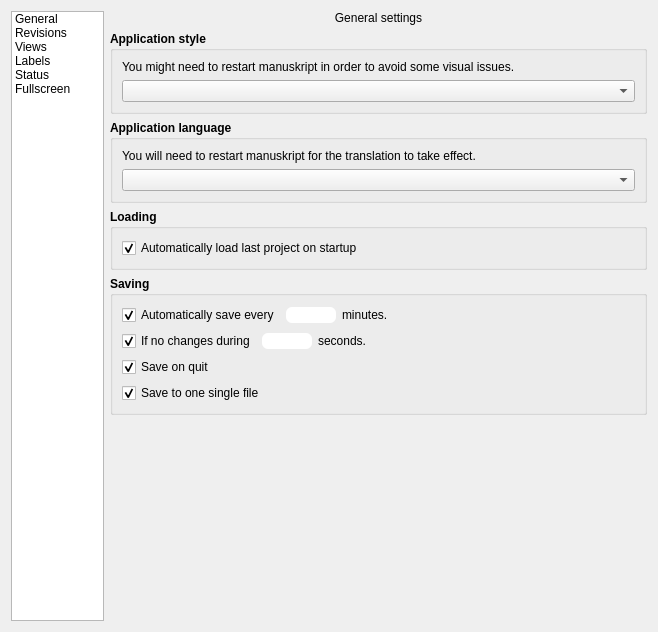
The window that manuskript/ui/settings_ui.ui (olivierkes/manuskript) describes before a commit, drawn with Qt 5.
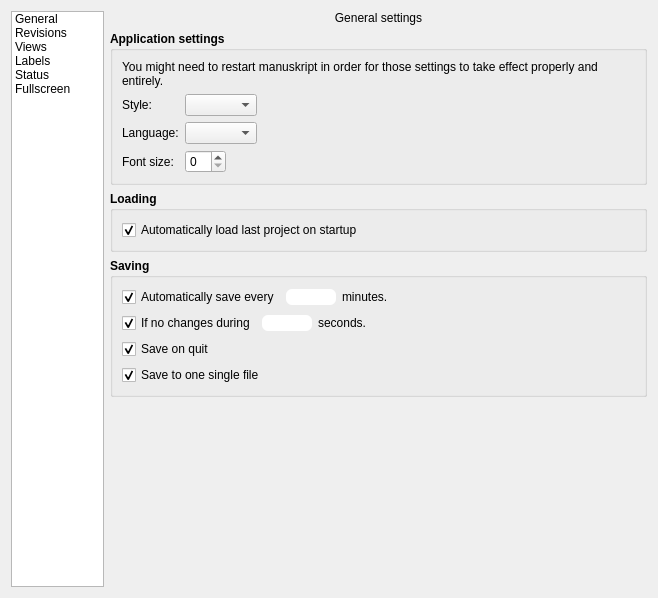
The same window after the commit. The open tabs and pages were chosen to show the change. Icons and pictures are not drawn.

Commit message: Adds: settings for applicatoin font size

What changed in the file:
```diff
--- a/manuskript/ui/settings_ui.ui
+++ b/manuskript/ui/settings_ui.ui
@@ -7,7 +7,7 @@
     <x>0</x>
     <y>0</y>
     <width>658</width>
-    <height>632</height>
+    <height>598</height>
    </rect>
   </property>
   <property name="windowTitle">
@@ -95,11 +95,14 @@
           </font>
          </property>
          <property name="title">
-          <string>Application style</string>
+          <string>Application settings</string>
          </property>
-         <layout class="QVBoxLayout" name="verticalLayout_5">
-          <item>
-           <widget class="QLabel" name="label_2">
+         <layout class="QFormLayout" name="formLayout_13">
+          <property name="fieldGrowthPolicy">
+           <enum>QFormLayout::FieldsStayAtSizeHint</enum>
+          </property>
+          <item row="3" column="0">
+           <widget class="QLabel" name="label_56">
             <property name="font">
              <font>
               <weight>50</weight>
@@ -107,14 +110,11 @@
              </font>
             </property>
             <property name="text">
-             <string>You might need to restart manuskript in order to avoid some visual issues.</string>
-            </property>
-            <property name="wordWrap">
-             <bool>true</bool>
+             <string>Style:</string>
             </property>
            </widget>
           </item>
-          <item>
+          <item row="3" column="1">
            <widget class="QComboBox" name="cmbStyle">
             <property name="font">
              <font>
@@ -124,23 +124,8 @@
             </property>
            </widget>
           </item>
-         </layout>
-        </widget>
-       </item>
-       <item>
-        <widget class="QGroupBox" name="groupBox_14">
-         <property name="font">
-          <font>
-           <weight>75</weight>
-           <bold>true</bold>
-          </font>
-         </property>
-         <property name="title">
-          <string>Application language</string>
-         </property>
-         <layout class="QVBoxLayout" name="verticalLayout_20">
-          <item>
-           <widget class="QLabel" name="label_52">
+          <item row="6" column="0">
+           <widget class="QLabel" name="label_57">
             <property name="font">
              <font>
               <weight>50</weight>
@@ -148,14 +133,11 @@
              </font>
             </property>
             <property name="text">
-             <string>You will need to restart manuskript for the translation to take effect.</string>
-            </property>
-            <property name="wordWrap">
-             <bool>true</bool>
+             <string>Language:</string>
             </property>
            </widget>
           </item>
-          <item>
+          <item row="6" column="1">
            <widget class="QComboBox" name="cmbTranslation">
             <property name="font">
              <font>
@@ -165,6 +147,45 @@
             </property>
            </widget>
           </item>
+          <item row="7" column="0">
+           <widget class="QLabel" name="label_58">
+            <property name="font">
+             <font>
+              <weight>50</weight>
+              <bold>false</bold>
+             </font>
+            </property>
+            <property name="text">
+             <string>Font size:</string>
+            </property>
+           </widget>
+          </item>
+          <item row="7" column="1">
+           <widget class="QSpinBox" name="spnGeneralFontSize">
+            <property name="font">
+             <font>
+              <weight>50</weight>
+              <bold>false</bold>
+             </font>
+            </property>
+           </widget>
+          </item>
+          <item row="2" column="0" colspan="2">
+           <widget class="QLabel" name="label_2">
+            <property name="font">
+             <font>
+              <weight>50</weight>
+              <bold>false</bold>
+             </font>
+            </property>
+            <property name="text">
+             <string>You might need to restart manuskript in order for those settings to take effect properly and entirely.</string>
+            </property>
+            <property name="wordWrap">
+             <bool>true</bool>
+            </property>
+           </widget>
+          </item>
          </layout>
         </widget>
        </item>
```
Left out of the diff: 2 changed lines with no effect on the pictures. The commit also changes 3 other files.
